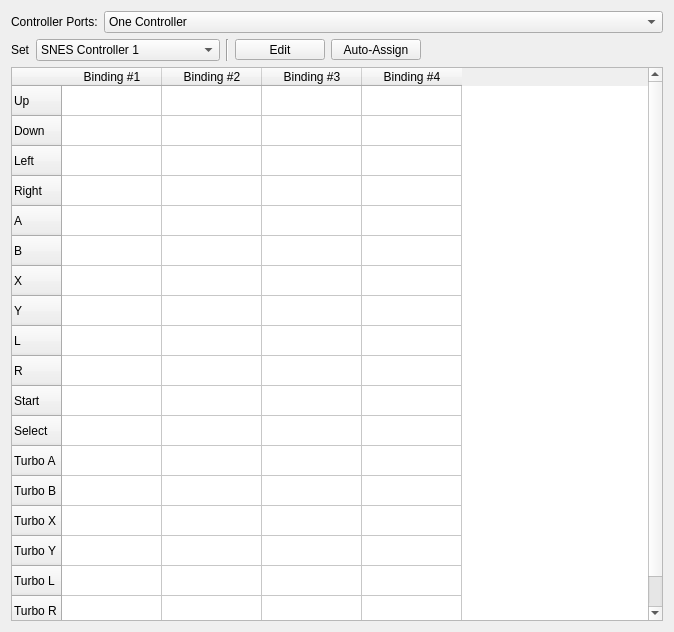
Above: qt/src/ControllerPanel.ui from Deathsoul56/snes9xrd before the change. Below: the same form after it.
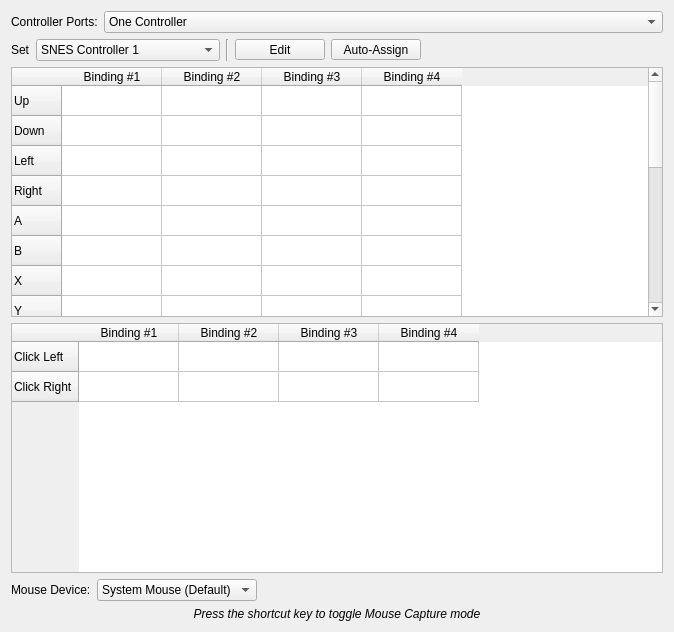
That is the form after the change. Icons and pictures are not drawn.

Commit message: Qt: add configurable SNES Mouse Click L/R bindings

What changed in the file:
```diff
--- a/qt/src/ControllerPanel.ui
+++ b/qt/src/ControllerPanel.ui
@@ -374,6 +374,103 @@
      </column>
     </widget>
    </item>
+   <item>
+    <widget class="QTableWidget" name="tableWidget_mouse">
+     <property name="whatsThis">
+      <string>&lt;html&gt;&lt;head/&gt;&lt;body&gt;&lt;p&gt;Alternate keyboard or gamepad bindings that also trigger a SNES Mouse click, in addition to the physical mouse buttons. The real mouse itself does not need to be bound here.&lt;/p&gt;&lt;/body&gt;&lt;/html&gt;</string>
+     </property>
+     <property name="editTriggers">
+      <set>QAbstractItemView::EditTrigger::NoEditTriggers</set>
+     </property>
+     <property name="selectionMode">
+      <enum>QAbstractItemView::SelectionMode::SingleSelection</enum>
+     </property>
+     <attribute name="verticalHeaderCascadingSectionResizes">
+      <bool>true</bool>
+     </attribute>
+     <row>
+      <property name="text">
+       <string>Click Left</string>
+      </property>
+     </row>
+     <row>
+      <property name="text">
+       <string>Click Right</string>
+      </property>
+     </row>
+     <column>
+      <property name="text">
+       <string>Binding #1</string>
+      </property>
+     </column>
+     <column>
+      <property name="text">
+       <string>Binding #2</string>
+      </property>
+     </column>
+     <column>
+      <property name="text">
+       <string>Binding #3</string>
+      </property>
+     </column>
+     <column>
+      <property name="text">
+       <string>Binding #4</string>
+      </property>
+     </column>
+    </widget>
+   </item>
+   <item>
+    <layout class="QHBoxLayout" name="mouseOptionsLayout">
+     <item>
+      <widget class="QLabel" name="mouseDeviceLabel">
+       <property name="text">
+        <string>Mouse Device:</string>
+       </property>
+      </widget>
+     </item>
+     <item>
+      <widget class="QComboBox" name="mouseDeviceComboBox">
+       <property name="toolTip">
+        <string>Only the system's default mouse is currently supported. This will let you pick a different pointing device once multi-mouse support is added.</string>
+       </property>
+       <item>
+        <property name="text">
+         <string>System Mouse (Default)</string>
+        </property>
+       </item>
+      </widget>
+     </item>
+     <item>
+      <spacer name="mouseOptionsSpacer">
+       <property name="orientation">
+        <enum>Qt::Orientation::Horizontal</enum>
+       </property>
+       <property name="sizeHint" stdset="0">
+        <size>
+         <width>40</width>
+         <height>20</height>
+        </size>
+       </property>
+      </spacer>
+     </item>
+    </layout>
+   </item>
+   <item>
+    <widget class="QLabel" name="mouseShortcutHintLabel">
+     <property name="font">
+      <font>
+       <italic>true</italic>
+      </font>
+     </property>
+     <property name="text">
+      <string>Press the shortcut key to toggle Mouse Capture mode</string>
+     </property>
+     <property name="alignment">
+      <set>Qt::AlignmentFlag::AlignHCenter|Qt::AlignmentFlag::AlignVCenter</set>
+     </property>
+    </widget>
+   </item>
   </layout>
  </widget>
  <resources>
```
The commit also changes 19 other files.
